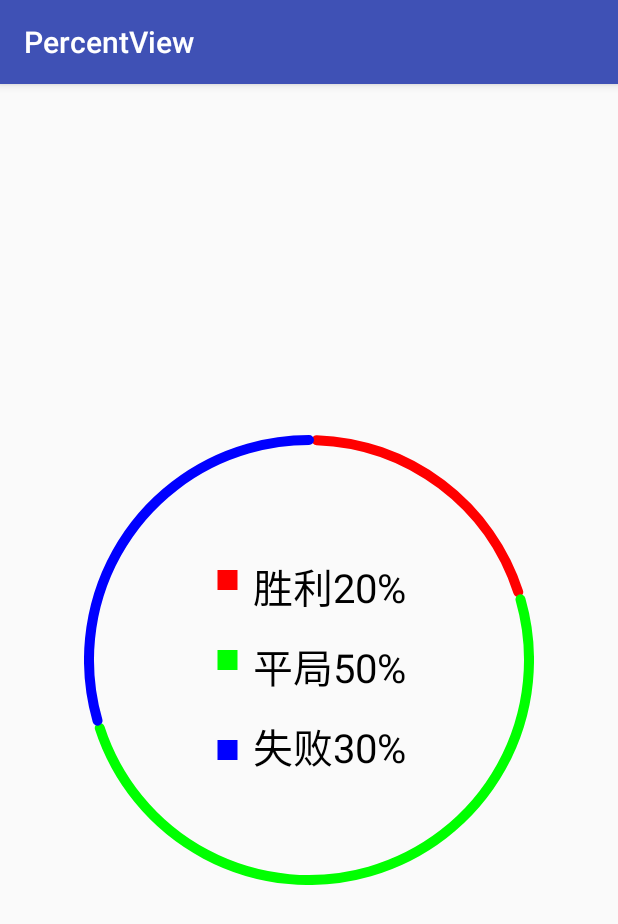
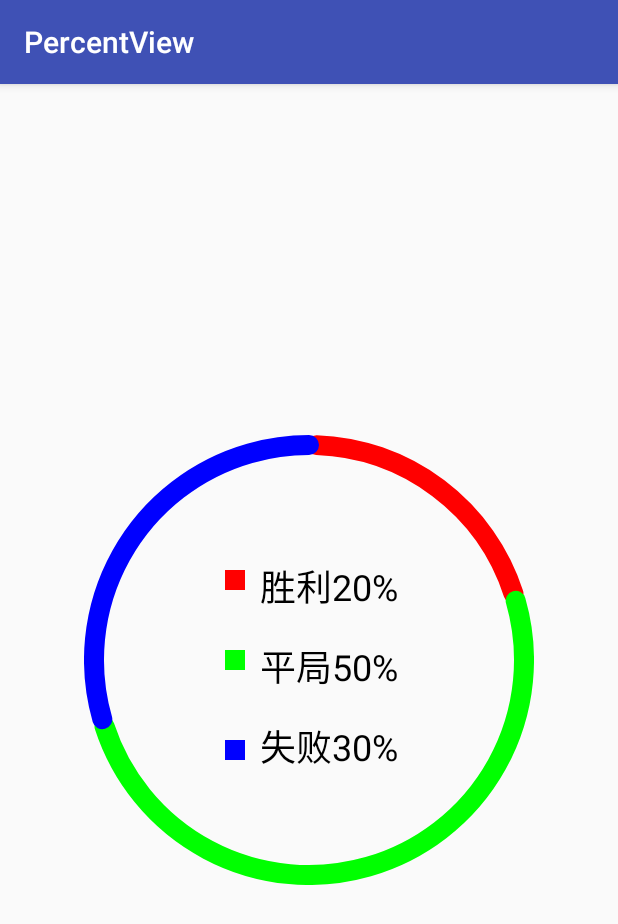
Before and after one commit to coder-xiaoshuai/PercentView, an Android app: the screen it shows after launch (MainActivity), on a phone screen of 412 x 824 dp. Shown: the top 924 px of the screen. Run offline under Robolectric (Android 15) with nearby library versions, the phone set to English and light mode, and no system bars.

Commit message:
改为androidx 优化view

```diff
--- a/app/src/main/java/com/example/xiaoshuai/percentview/MainActivity.java
+++ b/app/src/main/java/com/example/xiaoshuai/percentview/MainActivity.java
@@ -1,7 +1,9 @@
 package com.example.xiaoshuai.percentview;
 
-import android.support.v7.app.AppCompatActivity;
 import android.os.Bundle;
+
+import androidx.appcompat.app.AppCompatActivity;
+
 
 public class MainActivity extends AppCompatActivity {
 
--- a/app/src/main/java/com/example/xiaoshuai/percentview/PercentView.java
+++ b/app/src/main/java/com/example/xiaoshuai/percentview/WinRateView.java
@@ -1,8 +1,5 @@
 package com.example.xiaoshuai.percentview;
 
-import android.animation.Animator;
-import android.animation.AnimatorListenerAdapter;
-import android.animation.AnimatorSet;
 import android.animation.ValueAnimator;
 import android.content.Context;
 import android.content.res.TypedArray;
@@ -11,7 +8,6 @@ import android.graphics.Color;
 import android.graphics.Paint;
 import android.graphics.Rect;
 import android.graphics.RectF;
-import android.renderscript.Sampler;
 import android.util.AttributeSet;
 import android.util.Log;
 import android.view.MotionEvent;
@@ -21,8 +17,9 @@ import android.widget.Toast;
 
 /**
  * Created by xiaoshuai on 2016/12/18.
+ * 用于显示胜率的自定义view
  */
-public class PercentView extends View {
+public class WinRateView extends View {
     private static final String TAG = "PercentView";
 
     /*---------默认的三种情况的颜色-----------*/
@@ -35,23 +32,24 @@ public class PercentView extends View {
     /*-----------自定义属性的相关变量-----------*/
     private int mColorWin;
     private int mColorLose;
-    private int mColorDogfall;
+    private int mColorTie;
     private float mPercentWin;
     private float mPercentLose;
-    private float mPercentDogfall;
+    private float mPercentTie;
     private boolean isStartAnimator;
 
     private float angle_win_start;
     private float angle_win_end;
     private float angle_win_tmp;
-    private float angle_dogfall_start;
-    private float angle_dogfall_end;
-    private float angle_dogfall_tmp;
+    private float angle_tie_start;
+    private float angle_tie_end;
+    private float angle_tie_tmp;
     private float angle_lose_start;
     private float angle_lose_end;
     private float angle_lose_tmp;
+    private RectF rectF;
     private Rect rectWin;
-    private Rect rectDogfall;
+    private Rect rectTie;
     private Rect rectLose;
 
     private Paint mPaint;
@@ -59,27 +57,27 @@ public class PercentView extends View {
     private static final int DEFAULT_SIZE = 200;//默认尺寸
 
 
-    public PercentView(Context context) {
+    public WinRateView(Context context) {
         this(context, null);
     }
 
-    public PercentView(Context context, AttributeSet attrs) {
+    public WinRateView(Context context, AttributeSet attrs) {
         this(context, attrs, 0);
     }
 
-    public PercentView(Context context, AttributeSet attrs, int defStyleAttr) {
+    public WinRateView(Context context, AttributeSet attrs, int defStyleAttr) {
         super(context, attrs, defStyleAttr);
 
-        TypedArray array = context.obtainStyledAttributes(attrs, R.styleable.PercentView);
-        mColorWin = array.getColor(R.styleable.PercentView_color_win, DEFAULT_COLOR_WIN);
-        mColorLose = array.getColor(R.styleable.PercentView_color_lose, DEFAULT_COLOR_LOSE);
-        mColorDogfall = array.getColor(R.styleable.PercentView_color_dogfall, DEFAULT_COLOR_DOGFALL);
+        TypedArray array = context.obtainStyledAttributes(attrs, R.styleable.WinRateView);
+        mColorWin = array.getColor(R.styleable.WinRateView_color_win, DEFAULT_COLOR_WIN);
+        mColorLose = array.getColor(R.styleable.WinRateView_color_lose, DEFAULT_COLOR_LOSE);
+        mColorTie = array.getColor(R.styleable.WinRateView_color_tie, DEFAULT_COLOR_DOGFALL);
 
-        mPercentWin = array.getFloat(R.styleable.PercentView_win_percent, DEFAULT_PERCENT);
-        mPercentLose = array.getFloat(R.styleable.PercentView_lose_percent, DEFAULT_PERCENT);
-        mPercentDogfall = array.getFloat(R.styleable.PercentView_dogfall_percent, DEFAULT_PERCENT);
+        mPercentWin = array.getFloat(R.styleable.WinRateView_win_percent, DEFAULT_PERCENT);
+        mPercentLose = array.getFloat(R.styleable.WinRateView_lose_percent, DEFAULT_PERCENT);
+        mPercentTie = array.getFloat(R.styleable.WinRateView_tie_percent, DEFAULT_PERCENT);
 
-        isStartAnimator = array.getBoolean(R.styleable.PercentView_is_startAnimator, false);
+        isStartAnimator = array.getBoolean(R.styleable.WinRateView_is_startAnimator, false);
 
         checkIsLegal();
         calculateEachAngle();
@@ -105,15 +103,13 @@ public class PercentView extends View {
      * 检查是否合法
      */
     private void checkIsLegal() {
-        if ((mPercentWin + mPercentLose + mPercentDogfall) != 100) {
+        if ((mPercentWin + mPercentLose + mPercentTie) != 100) {
             try {
                 throw new Exception("三种情况之和必须是一百");
             } catch (Exception e) {
                 e.printStackTrace();
             }
-            mPercentWin = mPercentLose = mPercentDogfall = DEFAULT_PERCENT;
-
-
+            mPercentWin = mPercentLose = mPercentTie = DEFAULT_PERCENT;
         }
     }
 
@@ -127,51 +123,52 @@ public class PercentView extends View {
         angle_win_end = mPercentWin == 0 ? 0 : 360 * mPercentWin / 100 - 2;
 
 
-        angle_dogfall_start = (270 + 360 * mPercentWin / 100) % 360 + 2;
-        angle_dogfall_tmp = 0;
-        angle_dogfall_end = mPercentDogfall == 0 ? 0 : 360 * mPercentDogfall / 100 - 2;
+        angle_tie_start = (270 + 360 * mPercentWin / 100) % 360 + 2;
+        angle_tie_tmp = 0;
+        angle_tie_end = mPercentTie == 0 ? 0 : 360 * mPercentTie / 100 - 2;
 
-        angle_lose_start = (270 + 360 * (mPercentWin / 100 + mPercentDogfall / 100)) % 360 + 2;
+        angle_lose_start = (270 + 360 * (mPercentWin / 100 + mPercentTie / 100)) % 360 + 2;
         angle_lose_tmp = 0;
         angle_lose_end = mPercentLose == 0 ? 0 : 360 * mPercentLose / 100 - 2;
     }
 
     @Override
     protected void onDraw(Canvas canvas) {
-
         super.onDraw(canvas);
         /*------------先绘制外层弧线------------*/
-        mPaint.setStrokeWidth(10);
+        float lineWidth = 20;
+        mPaint.setStrokeWidth(20);
         mPaint.setStyle(Paint.Style.STROKE);
         mPaint.setStrokeCap(Paint.Cap.ROUND);
 
-        RectF rect = new RectF(getPaddingLeft() + 5, getPaddingTop() + 5, getWidth() - 2 * getPaddingLeft() - 5, getHeight() - 2 * getPaddingTop() - 5);
+        if (rectF == null) {
+            rectF = new RectF(getPaddingLeft() + lineWidth / 2, getPaddingTop() + lineWidth / 2, getWidth() - 2 * getPaddingLeft() - lineWidth / 2, getHeight() - 2 * getPaddingTop() - lineWidth / 2);
+        }
         //起始角度为270度
         if (isStartAnimator) {
             mPaint.setColor(mColorWin);
-            canvas.drawArc(rect, angle_win_start, angle_win_tmp, false, mPaint);
-            mPaint.setColor(mColorDogfall);
-            canvas.drawArc(rect, angle_dogfall_start, angle_dogfall_tmp, false, mPaint);
+            canvas.drawArc(rectF, angle_win_start, angle_win_tmp, false, mPaint);
+            mPaint.setColor(mColorTie);
+            canvas.drawArc(rectF, angle_tie_start, angle_tie_tmp, false, mPaint);
             mPaint.setColor(mColorLose);
-            canvas.drawArc(rect, angle_lose_start, angle_lose_tmp, false, mPaint);
+            canvas.drawArc(rectF, angle_lose_start, angle_lose_tmp, false, mPaint);
             Log.d(TAG, "-----angle_win_tmp" + angle_win_tmp);
         } else {
             mPaint.setColor(mColorWin);
-            canvas.drawArc(rect, angle_win_start, angle_win_end, false, mPaint);
-            mPaint.setColor(mColorDogfall);
-            canvas.drawArc(rect, angle_dogfall_start, angle_dogfall_end, false, mPaint);
+            canvas.drawArc(rectF, angle_win_start, angle_win_end, false, mPaint);
+            mPaint.setColor(mColorTie);
+            canvas.drawArc(rectF, angle_tie_start, angle_tie_end, false, mPaint);
             mPaint.setColor(mColorLose);
-            canvas.drawArc(rect, angle_lose_start, angle_lose_end, false, mPaint);
+            canvas.drawArc(rectF, angle_lose_start, angle_lose_end, false, mPaint);
         }
 
         /*------------画矩形和文字------------*/
 
         //因为需要让这些内容居中  我们需要先画平局的  以它为基准来画别的
-        int textsize = 40;
-
-        mPaint.setTextSize(textsize);
+        int textSize = 36;
+        mPaint.setTextSize(textSize);
         Paint.FontMetrics fm = mPaint.getFontMetrics();
-        int textheight = (int) Math.ceil(fm.descent - fm.ascent);
+        int textHeight = (int) Math.ceil(fm.descent - fm.ascent);
 
         mPaint.setStyle(Paint.Style.FILL);
         float textLength = mPaint.measureText("胜利60%");
@@ -180,23 +177,29 @@ public class PercentView extends View {
         //矩形与文字之间的间隙
         int text_padding = 10;
         int space_raw = 80;
-        mPaint.setColor(mColorDogfall);
-        rectDogfall = new Rect((getWidth() - (int) textLength - side_size - text_padding) / 2, getHeight() / 2 - textheight / 2, (getWidth() - (int) textLength - side_size - text_padding) / 2 + side_size + text_padding + (int) textLength, getHeight() / 2 - textheight / 2 + textheight);
+        mPaint.setColor(mColorTie);
+        if (rectTie == null) {
+            rectTie = new Rect((getWidth() - (int) textLength - side_size - text_padding) / 2, getHeight() / 2 - textHeight / 2, (getWidth() - (int) textLength - side_size - text_padding) / 2 + side_size + text_padding + (int) textLength, getHeight() / 2 - textHeight / 2 + textHeight);
+        }
         canvas.drawRect((getWidth() - textLength - side_size - text_padding) / 2, getHeight() / 2 - side_size / 2, (getWidth() - textLength - side_size - text_padding) / 2 + side_size, getHeight() / 2 - side_size / 2 + side_size, mPaint);
         mPaint.setColor(Color.BLACK);
-        canvas.drawText("平局" + (int) mPercentDogfall + "%", (getWidth() - textLength - side_size) / 2 + side_size + text_padding, getHeight() / 2 + textheight / 2, mPaint);
+        canvas.drawText("平局" + (int) mPercentTie + "%", (getWidth() - textLength - side_size) / 2 + side_size + text_padding, getHeight() / 2 + textHeight / 2, mPaint);
 
         mPaint.setColor(mColorWin);
-        rectWin = new Rect((getWidth() - (int) textLength - side_size - text_padding) / 2, getHeight() / 2 - textheight / 2 - space_raw, (getWidth() - (int) textLength - side_size - text_padding) / 2 + side_size + text_padding + (int) textLength, getHeight() / 2 - textheight / 2 - space_raw + textheight);
+        if (rectWin == null) {
+            rectWin = new Rect((getWidth() - (int) textLength - side_size - text_padding) / 2, getHeight() / 2 - textHeight / 2 - space_raw, (getWidth() - (int) textLength - side_size - text_padding) / 2 + side_size + text_padding + (int) textLength, getHeight() / 2 - textHeight / 2 - space_raw + textHeight);
+        }
         canvas.drawRect((getWidth() - textLength - side_size - text_padding) / 2, getHeight() / 2 - side_size / 2 - space_raw, (getWidth() - textLength - side_size - text_padding) / 2 + side_size, getHeight() / 2 - side_size / 2 - space_raw + side_size, mPaint);
         mPaint.setColor(Color.BLACK);
-        canvas.drawText("胜利" + (int) mPercentWin + "%", (getWidth() - textLength - side_size) / 2 + side_size + text_padding, getHeight() / 2 + textheight / 2 - space_raw, mPaint);
+        canvas.drawText("胜利" + (int) mPercentWin + "%", (getWidth() - textLength - side_size) / 2 + side_size + text_padding, getHeight() / 2 + textHeight / 2 - space_raw, mPaint);
 
         mPaint.setColor(mColorLose);
-        rectLose = new Rect((getWidth() - (int) textLength - side_size - text_padding) / 2, getHeight() / 2 - textheight / 2 + space_raw, (getWidth() - (int) textLength - side_size - text_padding) / 2 + side_size + text_padding + (int) textLength, getHeight() / 2 - textheight / 2 + textheight + space_raw);
+        if (rectLose == null) {
+            rectLose = new Rect((getWidth() - (int) textLength - side_size - text_padding) / 2, getHeight() / 2 - textHeight / 2 + space_raw, (getWidth() - (int) textLength - side_size - text_padding) / 2 + side_size + text_padding + (int) textLength, getHeight() / 2 - textHeight / 2 + textHeight + space_raw);
+        }
         canvas.drawRect((getWidth() - textLength - side_size - text_padding) / 2, getHeight() / 2 - side_size / 2 + side_size / 2 + space_raw, (getWidth() - textLength - side_size - text_padding) / 2 + side_size, getHeight() / 2 - side_size / 2 + side_size / 2 + space_raw + side_size, mPaint);
         mPaint.setColor(Color.BLACK);
-        canvas.drawText("失败" + (int) mPercentLose + "%", (getWidth() - textLength - side_size) / 2 + side_size + text_padding, getHeight() / 2 + textheight / 2 + space_raw, mPaint);
+        canvas.drawText("失败" + (int) mPercentLose + "%", (getWidth() - textLength - side_size) / 2 + side_size + text_padding, getHeight() / 2 + textHeight / 2 + space_raw, mPaint);
 
     }
 
@@ -210,8 +213,6 @@ public class PercentView extends View {
     @Override
     protected void onMeasure(int widthMeasureSpec, int heightMeasureSpec) {
         super.onMeasure(widthMeasureSpec, heightMeasureSpec);
-
-
         int widthSpecMode = MeasureSpec.getMode(widthMeasureSpec);
         int widthSpecSize = MeasureSpec.getSize(widthMeasureSpec);
         int heightSpecMode = MeasureSpec.getMode(heightMeasureSpec);
@@ -225,8 +226,8 @@ public class PercentView extends View {
         } else if (heightMeasureSpec == MeasureSpec.AT_MOST) {
             setMeasuredDimension(DEFAULT_SIZE, DEFAULT_SIZE);
         } else {
-            int c = Math.min(widthSpecSize, heightSpecSize);
-            setMeasuredDimension(c, c);
+            int minSize = Math.min(widthSpecSize, heightSpecSize);
+            setMeasuredDimension(minSize, minSize);
         }
 
     }
@@ -235,12 +236,12 @@ public class PercentView extends View {
      * 设置各种情况的百分比
      *
      * @param percentWin
-     * @param percentDogfall
+     * @param percentTie
      * @param percentLose
      */
-    public void setEachPercent(float percentWin, float percentDogfall, float percentLose) {
+    public void setEachPercent(float percentWin, float percentTie, float percentLose) {
         this.mPercentWin = percentWin;
-        this.mPercentDogfall = percentDogfall;
+        this.mPercentTie = percentTie;
         this.mPercentLose = percentLose;
         //需要重新检验和计算
         checkIsLegal();
@@ -254,14 +255,14 @@ public class PercentView extends View {
      */
     private void startAnimation() {
         ValueAnimator animator_win = ValueAnimator.ofFloat(0, angle_win_end);
-        animator_win.setDuration(1000 * 5);
+        animator_win.setDuration(500);
         animator_win.setInterpolator(new LinearInterpolator());
         animator_win.start();
-        final ValueAnimator animator_dogfall = ValueAnimator.ofFloat(0, angle_dogfall_end);
-        animator_dogfall.setDuration(1000 * 5);
+        final ValueAnimator animator_dogfall = ValueAnimator.ofFloat(0, angle_tie_end);
+        animator_dogfall.setDuration(500);
         animator_dogfall.setInterpolator(new LinearInterpolator());
         final ValueAnimator animator_lose = ValueAnimator.ofFloat(0, angle_lose_end);
-        animator_lose.setDuration(1000 * 5);
+        animator_lose.setDuration(500);
         animator_lose.setInterpolator(new LinearInterpolator());
 
         animator_win.start();
@@ -286,7 +287,7 @@ public class PercentView extends View {
         animator_dogfall.addUpdateListener(new ValueAnimator.AnimatorUpdateListener() {
             @Override
             public void onAnimationUpdate(ValueAnimator valueAnimator) {
-                angle_dogfall_tmp = (float) valueAnimator.getAnimatedValue();
+                angle_tie_tmp = (float) valueAnimator.getAnimatedValue();
                 invalidate();
             }
         });
@@ -306,13 +307,12 @@ public class PercentView extends View {
         int currentY = (int) event.getY();
         if (event.getAction() == MotionEvent.ACTION_DOWN) {
             //在这里可以根据自己的需求向外部暴露自己的接口
-
             if (rectWin.contains(currentX, currentY)) {
-                Toast.makeText(this.getContext(), "胜利的比率", Toast.LENGTH_SHORT).show();
-            } else if (rectDogfall.contains(currentX, currentY)) {
-                Toast.makeText(this.getContext(), "平局的比率", Toast.LENGTH_SHORT).show();
+                Toast.makeText(this.getContext(), "胜率" + mPercentWin + "%", Toast.LENGTH_SHORT).show();
+            } else if (rectTie.contains(currentX, currentY)) {
+                Toast.makeText(this.getContext(), "平局率" + mPercentTie + "%", Toast.LENGTH_SHORT).show();
             } else if (rectLose.contains(currentX, currentY)) {
-                Toast.makeText(this.getContext(), "失败的比率", Toast.LENGTH_SHORT).show();
+                Toast.makeText(this.getContext(), "失败率" + mPercentLose + "%", Toast.LENGTH_SHORT).show();
             }
             return true;
         }
--- a/app/src/main/res/layout/activity_main.xml
+++ b/app/src/main/res/layout/activity_main.xml
@@ -7,16 +7,16 @@
     android:layout_height="match_parent"
     tools:context="com.example.xiaoshuai.percentview.MainActivity">
 
-   <com.example.xiaoshuai.percentview.PercentView
+   <com.example.xiaoshuai.percentview.WinRateView
        android:layout_width="300dp"
        android:layout_height="300dp"
        android:layout_centerInParent="true"
        app:color_win="#ff0000"
-       app:color_dogfall="#00ff00"
+       app:color_tie="#00ff00"
        app:color_lose="#0000ff"
        app:win_percent="20"
        app:lose_percent="30"
-       app:dogfall_percent="50"
+       app:tie_percent="50"
        app:is_startAnimator="true"
        />
 </RelativeLayout>
--- a/app/src/main/res/values/attrs.xml
+++ b/app/src/main/res/values/attrs.xml
@@ -1,13 +1,13 @@
 <?xml version="1.0" encoding="utf-8"?>
 <resources>
 
-    <declare-styleable name="PercentView">
+    <declare-styleable name="WinRateView">
         <attr name="color_win" format="color"/>
         <attr name="color_lose" format="color"/>
-        <attr name="color_dogfall" format="color"/>
+        <attr name="color_tie" format="color"/>
         <attr name="win_percent" format="float"/>
         <attr name="lose_percent" format="float"/>
-        <attr name="dogfall_percent" format="float"/>
+        <attr name="tie_percent" format="float"/>
         <attr name="is_startAnimator" format="boolean"/>
     </declare-styleable>
 </resources>
--- a/gradle.properties
+++ b/gradle.properties
@@ -15,3 +15,8 @@ org.gradle.jvmargs=-Xmx1536m
 # This option should only be used with decoupled projects. More details, visit
 # http://www.gradle.org/docs/current/userguide/multi_project_builds.html#sec:decoupled_projects
 # org.gradle.parallel=true
+android.useAndroidX=true
+# Automatically convert third-party libraries to use AndroidX
+android.enableJetifier=true
+# Kotlin code style for this project: "official" or "obsolete":
+kotlin.code.style=official
```
Also changed, not shown: app/build.gradle (+15 -10 lines), build.gradle (+9 -1 lines), gradle/wrapper/gradle-wrapper.properties.
